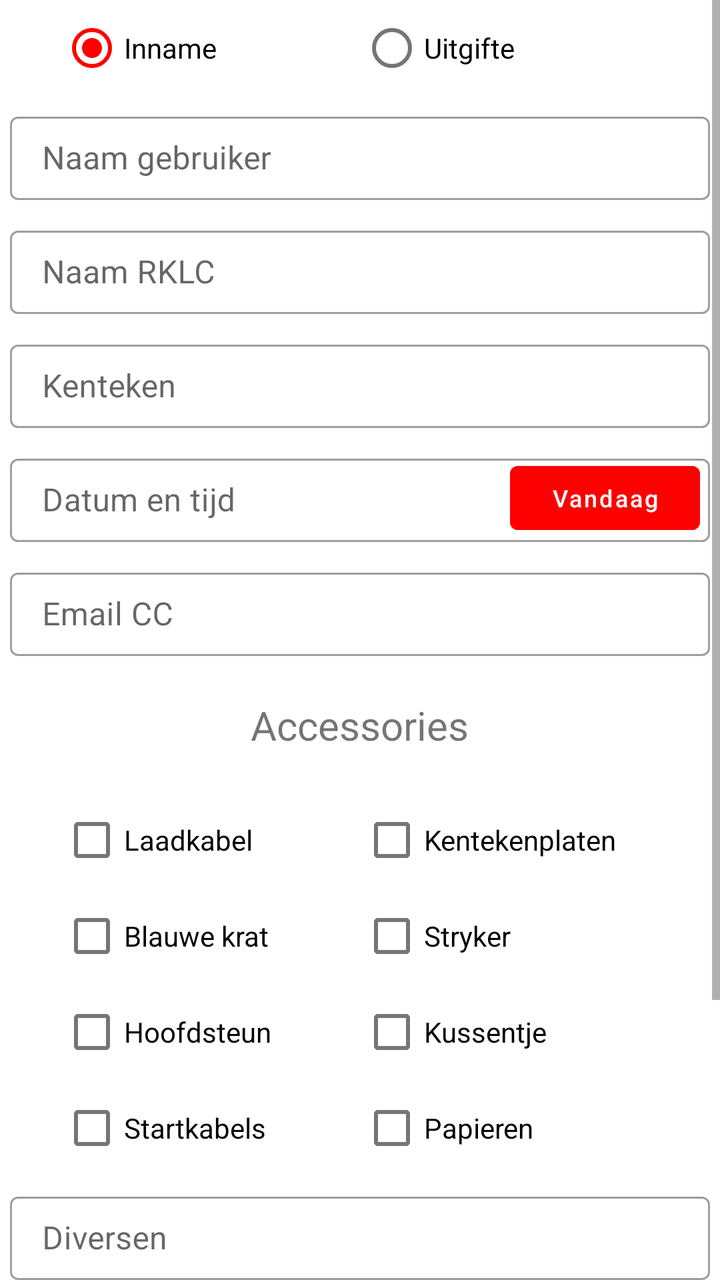
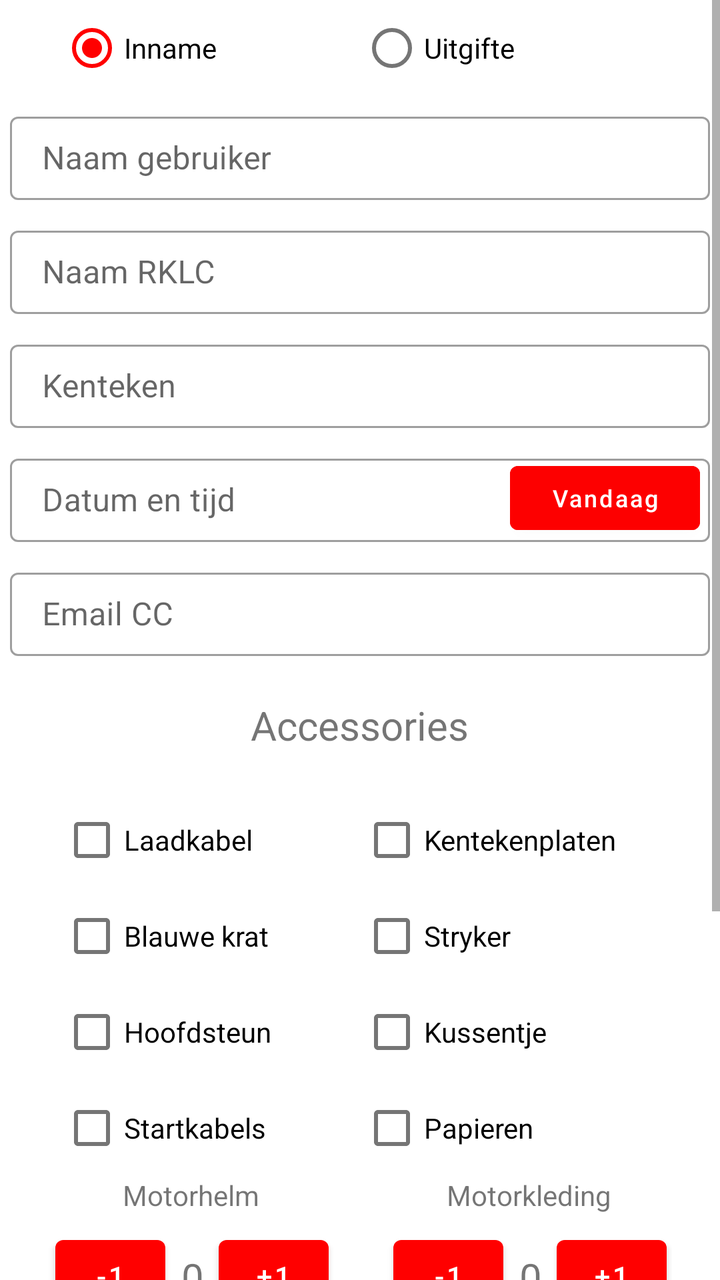

The first picture is an Android layout as it rendered before a commit; the second is the same layout after the commit. The layout source and the unified diff follow.
<!-- AndroidManifest.xml: application theme Theme.RodeKruisAPP -->
<!-- res/layout/activity_gator.xml -->
<?xml version="1.0" encoding="utf-8"?>
<ScrollView xmlns:android="http://schemas.android.com/apk/res/android"
    xmlns:app="http://schemas.android.com/apk/res-auto"
    xmlns:tools="http://schemas.android.com/tools"
    android:layout_width="match_parent"
    android:layout_height="match_parent"
    android:fillViewport="true">

    <LinearLayout
        android:layout_width="match_parent"
        android:layout_height="wrap_content"
        android:orientation="vertical"
        tools:context=".FirstActivity">

        <RadioGroup
            android:id="@+id/radioGroup"
            android:layout_width="match_parent"
            android:layout_height="wrap_content"
            android:gravity="center"
            android:orientation="horizontal">

            <RadioButton
                android:id="@+id/inname"
                android:layout_width="150dp"
                android:layout_height="wrap_content"
                android:checked="true"
                android:text="@string/inname" />

            <RadioButton
                android:id="@+id/uitgifte"
                android:layout_width="150dp"
                android:layout_height="wrap_content"
                android:text="@string/uitgifte" />
        </RadioGroup>

        <com.google.android.material.textfield.TextInputLayout
            style="@style/Widget.MaterialComponents.TextInputLayout.OutlinedBox"
            android:layout_width="match_parent"
            android:layout_height="wrap_content"
            tools:ignore="MissingConstraints"
            android:layout_margin="5dp">

            <EditText
                android:id="@+id/naamGebruiker"
                android:layout_width="match_parent"
                android:layout_height="wrap_content"
                android:autofillHints=""
                android:hint="@string/naam_gebruiker"
                android:inputType="text"
                android:padding="10dp"
                android:textColor="@color/black" />

        </com.google.android.material.textfield.TextInputLayout>

        <com.google.android.material.textfield.TextInputLayout
            style="@style/Widget.MaterialComponents.TextInputLayout.OutlinedBox"
            android:layout_width="match_parent"
            android:layout_height="wrap_content"
            tools:ignore="MissingConstraints"
            android:layout_margin="5dp">

            <EditText
                android:id="@+id/controleur"
                android:layout_width="match_parent"
                android:layout_height="wrap_content"
                android:autofillHints=""
                android:hint="@string/naam_rklc"
                android:inputType="text"
                android:padding="10dp"
                android:textColor="@color/black" />

        </com.google.android.material.textfield.TextInputLayout>

        <com.google.android.material.textfield.TextInputLayout
            style="@style/Widget.MaterialComponents.TextInputLayout.OutlinedBox"
            android:layout_width="match_parent"
            android:layout_height="wrap_content"
            tools:ignore="MissingConstraints"
            android:layout_margin="5dp">

            <EditText
                android:id="@+id/kenteken"
                android:layout_width="match_parent"
                android:layout_height="wrap_content"
                android:autofillHints=""
                android:hint="@string/kenteken"
                android:inputType="text"
                android:padding="10dp"
                android:textColor="@color/black" />

        </com.google.android.material.textfield.TextInputLayout>

        <androidx.constraintlayout.widget.ConstraintLayout
            android:layout_width="match_parent"
            android:layout_height="wrap_content"
            android:layout_margin="5dp">

            <com.google.android.material.textfield.TextInputLayout
                style="@style/Widget.MaterialComponents.TextInputLayout.OutlinedBox"
                android:layout_width="match_parent"
                android:layout_height="wrap_content"
                tools:ignore="MissingConstraints">

                <EditText
                    android:id="@+id/datum"
                    android:layout_width="match_parent"
                    android:layout_height="wrap_content"
                    android:autofillHints=""
                    android:editable="false"
                    android:hint="@string/datum"
                    android:inputType="none"
                    android:padding="10dp"
                    android:textColor="@color/black"
                    app:layout_constraintEnd_toEndOf="parent"
                    app:layout_constraintStart_toStartOf="parent"
                    tools:ignore="Deprecated,MissingConstraints" />

            </com.google.android.material.textfield.TextInputLayout>

            <Button
                android:id="@+id/btndatum"
                android:layout_width="95dp"
                android:layout_height="44dp"
                android:layout_marginEnd="5dp"
                android:backgroundTint="#FD0000"
                android:text="@string/vandaag"
                android:textAllCaps="false"
                android:textSize="12sp"
                app:layout_constraintBottom_toBottomOf="parent"
                app:layout_constraintEnd_toEndOf="parent"
                tools:ignore="MissingConstraints" />

        </androidx.constraintlayout.widget.ConstraintLayout>

        <com.google.android.material.textfield.TextInputLayout
            style="@style/Widget.MaterialComponents.TextInputLayout.OutlinedBox"
            android:layout_width="match_parent"
            android:layout_height="wrap_content"
            tools:ignore="MissingConstraints"
            android:layout_margin="5dp">

            <EditText
                android:id="@+id/emailCc"
                android:layout_width="match_parent"
                android:layout_height="wrap_content"
                android:autofillHints=""
                android:hint="@string/email_cc"
                android:inputType="text"
                android:padding="10dp"
                android:textColor="@color/black"
                tools:ignore="TextFields" />

        </com.google.android.material.textfield.TextInputLayout>

        <TextView
            android:layout_width="wrap_content"
            android:layout_height="wrap_content"
            android:layout_gravity="center_horizontal"
            android:layout_marginTop="16dp"
            android:layout_marginBottom="20dp"
            android:gravity="center_vertical"
            android:text="@string/accessories"
            android:textSize="20sp" />

        <LinearLayout
            android:layout_width="match_parent"
            android:layout_height="wrap_content"
            android:gravity="center">

            <CheckBox
                android:id="@+id/checkLaadkabel"
                android:layout_width="150dp"
                android:layout_height="wrap_content"
                android:text="@string/laadkabel" />

            <CheckBox
                android:id="@+id/checkKentekenplaten"
                android:layout_width="150dp"
                android:layout_height="wrap_content"
                android:text="@string/kentekenplaten" />

        </LinearLayout>

        <LinearLayout
            android:layout_width="match_parent"
            android:layout_height="wrap_content"
            android:gravity="center">

            <CheckBox
                android:id="@+id/checkBlauwekrat"
                android:layout_width="150dp"
                android:layout_height="wrap_content"
                android:text="@string/blauwe_krat" />

            <CheckBox
                android:id="@+id/checkStryker"
                android:layout_width="150dp"
                android:layout_height="wrap_content"
                android:text="@string/stryker" />

        </LinearLayout>

        <LinearLayout
            android:layout_width="match_parent"
            android:layout_height="wrap_content"
            android:gravity="center">

            <CheckBox
                android:id="@+id/checkHoofdsteun"
                android:layout_width="150dp"
                android:layout_height="wrap_content"
                android:text="@string/hoofdsteun" />

            <CheckBox
                android:id="@+id/checkKussentje"
                android:layout_width="150dp"
                android:layout_height="wrap_content"
                android:text="@string/kussentje" />

        </LinearLayout>

        <LinearLayout
            android:layout_width="match_parent"
            android:layout_height="wrap_content"
            android:gravity="center">

            <CheckBox
                android:id="@+id/checkStartkabels"
                android:layout_width="150dp"
                android:layout_height="wrap_content"
                android:text="@string/startkabels" />

            <CheckBox
                android:id="@+id/checkPapieren"
                android:layout_width="150dp"
                android:layout_height="wrap_content"
                android:text="@string/papieren" />

        </LinearLayout>

        <com.google.android.material.textfield.TextInputLayout
            style="@style/Widget.MaterialComponents.TextInputLayout.OutlinedBox"
            android:layout_width="match_parent"
            android:layout_height="wrap_content"
            tools:ignore="MissingConstraints"
            android:layout_margin="5dp">

            <EditText
                android:id="@+id/diversen"
                android:layout_width="match_parent"
                android:layout_height="wrap_content"
                android:autofillHints=""
                android:hint="@string/diversen"
                android:inputType="text"
                android:padding="10dp"
                android:textColor="@color/black" />

        </com.google.android.material.textfield.TextInputLayout>

        <CheckBox
            android:id="@+id/schadevrij"
            android:layout_width="match_parent"
            android:layout_height="wrap_content"
            android:layout_marginLeft="15dp"
            android:layout_marginTop="30dp"
            android:layout_marginRight="15dp"
            android:text="@string/schadevrij"
            tools:ignore="DuplicateIds" />

        <CheckBox
            android:id="@+id/AVG"
            android:layout_width="match_parent"
            android:layout_height="wrap_content"
            android:layout_marginLeft="15dp"
            android:layout_marginRight="15dp"
            android:text="@string/ik_ga_akkoord_om_mijn_gegevens_te_sturen_volgens_avg"
            tools:ignore="DuplicateIds" />

        <Button
            android:id="@+id/verstuur"
            android:layout_width="match_parent"
            android:layout_height="wrap_content"
            android:layout_marginLeft="20dp"
            android:layout_marginRight="20dp"
            android:backgroundTint="#FD0000"
            android:text="@string/versturen"
            android:textAllCaps="false" />

    </LinearLayout>
</ScrollView>
<!-- resources referenced by this layout -->
<resources>
  <color name="black">#FF000000</color>
  <string name="accessories">Accessories</string>
  <string name="blauwe_krat">Blauwe krat</string>
  <string name="datum">Datum en tijd</string>
  <string name="diversen">Diversen</string>
  <string name="email_cc">Email CC</string>
  <string name="hoofdsteun">Hoofdsteun</string>
  <string name="ik_ga_akkoord_om_mijn_gegevens_te_sturen_volgens_avg">Ik ga akkoord om mijn gegevens te sturen volgens avg</string>
  <string name="inname">Inname</string>
  <string name="kenteken">Kenteken</string>
  <string name="kentekenplaten">Kentekenplaten</string>
  <string name="kussentje">Kussentje</string>
  <string name="laadkabel">Laadkabel</string>
  <string name="naam_gebruiker">Naam gebruiker</string>
  <string name="naam_rklc">Naam RKLC</string>
  <string name="papieren">Papieren</string>
  <string name="schadevrij">Het voertuig is schadevrij</string>
  <string name="startkabels">Startkabels</string>
  <string name="stryker">Stryker</string>
  <string name="uitgifte">Uitgifte</string>
  <string name="vandaag">Vandaag</string>
  <string name="versturen">Versturen</string>
  <style name="Theme.RodeKruisAPP" parent="Theme.MaterialComponents.DayNight.DarkActionBar">
          
          <item name="colorPrimary">#FF0000</item>
          <item name="colorPrimaryVariant">#090909</item>
          <item name="colorOnPrimary">@color/white</item>
          
          <item name="colorSecondary">#FF0000</item>
          <item name="colorSecondaryVariant">@color/teal_700</item>
          <item name="colorOnSecondary">#FF0000</item>
          
          <item name="android:statusBarColor" tools:targetApi="l">#FF0000</item>
          
      </style>
  <color name="white">#FFFFFFFF</color>
  <color name="teal_700">#FF018786</color>
</resources>

<!-- the commit's change to res/layout/activity_gator.xml (unified diff, before → after) -->
@@ -238,6 +238,138 @@
 
         </LinearLayout>
 
+        <androidx.constraintlayout.widget.ConstraintLayout
+            android:layout_width="match_parent"
+            android:layout_height="wrap_content">
+
+            <androidx.constraintlayout.widget.ConstraintLayout
+                android:id="@+id/constraintLayout4"
+                android:layout_width="0dp"
+                android:layout_height="80dp"
+                android:layout_marginStart="24dp"
+                android:layout_marginEnd="13dp"
+                app:layout_constraintEnd_toStartOf="@+id/constraintLayout2"
+                app:layout_constraintHorizontal_bias="0.387"
+                app:layout_constraintStart_toStartOf="parent"
+                tools:ignore="MissingConstraints"
+                tools:layout_editor_absoluteY="0dp">
+
+                <TextView
+                    android:layout_width="wrap_content"
+                    android:layout_height="wrap_content"
+                    android:text="@string/motorhelm"
+                    app:layout_constraintEnd_toEndOf="parent"
+                    app:layout_constraintStart_toStartOf="parent"
+                    app:layout_constraintTop_toTopOf="parent"
+                    tools:ignore="MissingConstraints" />
+
+                <Button
+                    android:id="@+id/plus1"
+                    android:layout_width="55dp"
+                    android:layout_height="wrap_content"
+                    android:text="+1"
+                    app:layout_constraintBottom_toBottomOf="parent"
+                    app:layout_constraintEnd_toEndOf="parent"
+                    app:layout_constraintHorizontal_bias="0.968"
+                    app:layout_constraintStart_toStartOf="parent"
+                    app:layout_constraintTop_toTopOf="parent"
+                    app:layout_constraintVertical_bias="0.812"
+                    tools:ignore="MissingConstraints" />
+
+                <TextView
+                    android:id="@+id/nummer1"
+                    android:layout_width="wrap_content"
+                    android:layout_height="wrap_content"
+                    android:text="0"
+                    android:textSize="20dp"
+                    app:layout_constraintBottom_toBottomOf="parent"
+                    app:layout_constraintEnd_toStartOf="@+id/plus1"
+                    app:layout_constraintHorizontal_bias="0.523"
+                    app:layout_constraintStart_toEndOf="@+id/min1"
+                    app:layout_constraintTop_toTopOf="parent"
+                    app:layout_constraintVertical_bias="0.698"
+                    tools:ignore="MissingConstraints" />
+
+                <Button
+                    android:id="@+id/min1"
+                    android:layout_width="55dp"
+                    android:layout_height="wrap_content"
+                    android:text="-1"
+                    app:layout_constraintBottom_toBottomOf="parent"
+                    app:layout_constraintEnd_toEndOf="parent"
+                    app:layout_constraintHorizontal_bias="0.042"
+                    app:layout_constraintStart_toStartOf="parent"
+                    app:layout_constraintTop_toTopOf="parent"
+                    app:layout_constraintVertical_bias="0.812"
+                    tools:ignore="MissingConstraints" />
+
+            </androidx.constraintlayout.widget.ConstraintLayout>
+
+            <androidx.constraintlayout.widget.ConstraintLayout
+                android:id="@+id/constraintLayout2"
+                android:layout_width="0dp"
+                android:layout_height="80dp"
+                android:layout_marginStart="13dp"
+                android:layout_marginEnd="24dp"
+                android:foregroundGravity="center"
+                app:layout_constraintEnd_toEndOf="parent"
+                app:layout_constraintStart_toEndOf="@+id/constraintLayout4"
+                app:layout_constraintTop_toTopOf="parent"
+                tools:ignore="MissingConstraints">
+
+                <TextView
+                    android:layout_width="wrap_content"
+                    android:layout_height="wrap_content"
+                    android:text="Motorkleding"
+                    app:layout_constraintEnd_toEndOf="parent"
+                    app:layout_constraintStart_toStartOf="parent"
+                    app:layout_constraintTop_toTopOf="parent"
+                    tools:ignore="MissingConstraints" />
+
+                <Button
+                    android:id="@+id/plus2"
+                    android:layout_width="55dp"
+                    android:layout_height="wrap_content"
+                    android:text="+1"
+                    app:layout_constraintBottom_toBottomOf="parent"
+                    app:layout_constraintEnd_toEndOf="parent"
+                    app:layout_constraintHorizontal_bias="0.968"
+                    app:layout_constraintStart_toStartOf="parent"
+                    app:layout_constraintTop_toTopOf="parent"
+                    app:layout_constraintVertical_bias="0.812"
+                    tools:ignore="MissingConstraints" />
+
+                <TextView
+                    android:id="@+id/nummer2"
+                    android:layout_width="wrap_content"
+                    android:layout_height="wrap_content"
+                    android:text="0"
+                    android:textSize="20dp"
+                    app:layout_constraintBottom_toBottomOf="parent"
+                    app:layout_constraintEnd_toStartOf="@+id/plus2"
+                    app:layout_constraintHorizontal_bias="0.523"
+                    app:layout_constraintStart_toEndOf="@+id/min2"
+                    app:layout_constraintTop_toTopOf="parent"
+                    app:layout_constraintVertical_bias="0.698"
+                    tools:ignore="MissingConstraints" />
+
+                <Button
+                    android:id="@+id/min2"
+                    android:layout_width="55dp"
+                    android:layout_height="wrap_content"
+                    android:text="-1"
+                    app:layout_constraintBottom_toBottomOf="parent"
+                    app:layout_constraintEnd_toEndOf="parent"
+                    app:layout_constraintHorizontal_bias="0.042"
+                    app:layout_constraintStart_toStartOf="parent"
+                    app:layout_constraintTop_toTopOf="parent"
+                    app:layout_constraintVertical_bias="0.812"
+                    tools:ignore="MissingConstraints" />
+
+            </androidx.constraintlayout.widget.ConstraintLayout>
+        </androidx.constraintlayout.widget.ConstraintLayout>
+
+
         <com.google.android.material.textfield.TextInputLayout
             style="@style/Widget.MaterialComponents.TextInputLayout.OutlinedBox"
             android:layout_width="match_parent"
<!-- resource entries referenced after the edit -->
@@ -13,6 +13,7 @@
   <string name="kentekenplaten">Kentekenplaten</string>
   <string name="kussentje">Kussentje</string>
   <string name="laadkabel">Laadkabel</string>
+  <string name="motorhelm">Motorhelm</string>
   <string name="naam_gebruiker">Naam gebruiker</string>
   <string name="naam_rklc">Naam RKLC</string>
   <string name="papieren">Papieren</string>
